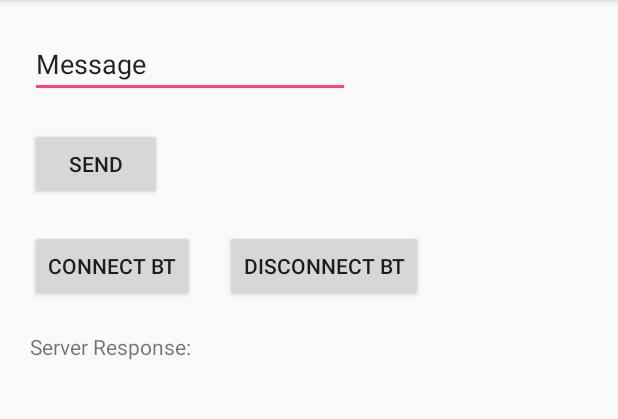
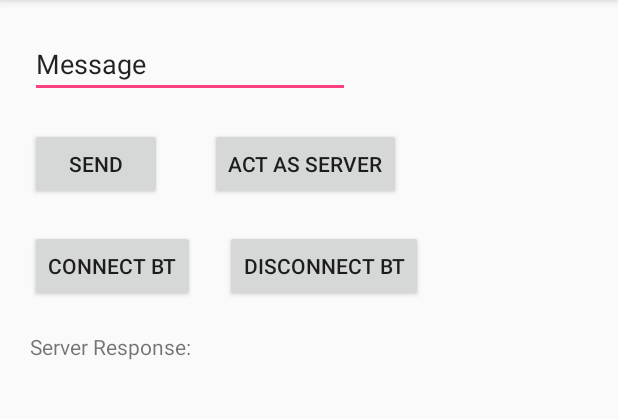
Before and after one commit to Gitvalt/androidDevResearchProject, an Android app: the MsgActivity screen opened directly, with no data from a screen before it, on a phone screen of 412 x 824 dp, the part 84-503 px from its top. Run offline under Robolectric (Android 15) with nearby library versions, the phone set to English and light mode, and no system bars; 3 statements that could not run were skipped.

Commit message:
tämä on vain server testi

```diff
--- a/BluetoothProject/app/src/main/res/layout/activity_msg.xml
+++ b/BluetoothProject/app/src/main/res/layout/activity_msg.xml
@@ -76,4 +76,14 @@
         app:layout_constraintStart_toStartOf="parent"
         app:layout_constraintTop_toBottomOf="@+id/button" />
 
+    <Button
+        android:id="@+id/actAsServer"
+        android:layout_width="wrap_content"
+        android:layout_height="wrap_content"
+        android:layout_alignBaseline="@+id/button"
+        android:layout_alignBottom="@+id/button"
+        android:layout_toEndOf="@+id/button2"
+        android:elevation="0dp"
+        android:text="Act as server" />
+
 </RelativeLayout>
```
Also changed, not shown: BluetoothProject/app/src/main/java/com/ddcv/jamk/dev/bluetooth/myapplication/MsgActivity.java (+119 -1 lines).
